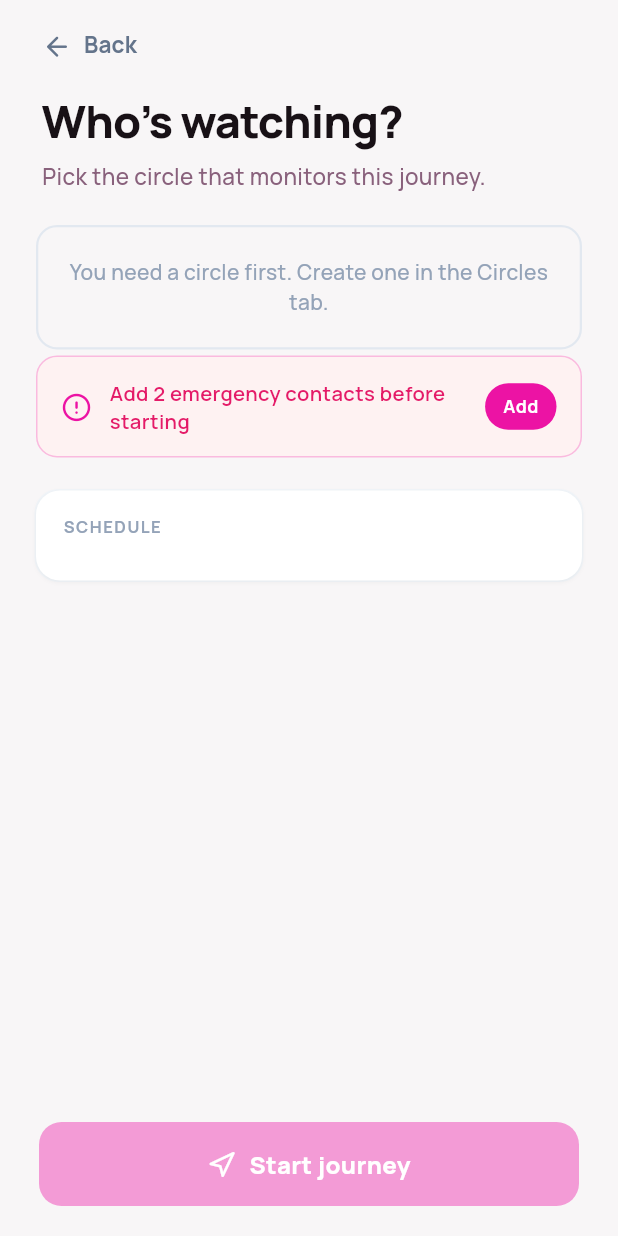
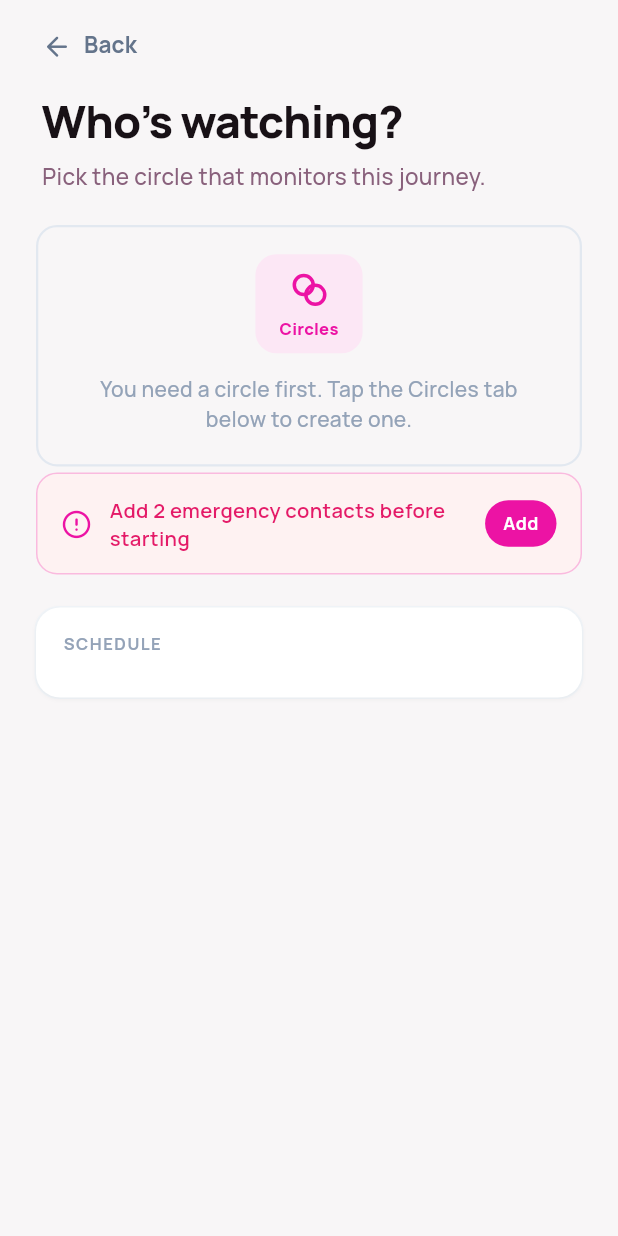
Before and after one commit to Anacgaraujo/safecircle26, a Flutter app: the PickCircleStep widget shown alone on an empty page, opened directly with empty values, on a phone screen of 412 x 824 dp. Run offline on Flutter 3.47's test engine with Material 3 defaults, Android fonts, the phone set to English and light mode, and no system bars; our stand-ins replace battery_plus, cloud_firestore, firebase_auth, firebase_core, flutter_contacts, flutter_local_notifications and 12 more; missing offline and left inert: dart:js_interop, flutter_background_service; accounts and stored records are empty; generated files the repository leaves out were written again.

Commit message:
Show the tab bar when a journey has no circle to watch it
The journey flow is pushed over the main shell, so its "create a circle
first" message pointed at a Circles tab the user couldn't see. When the
user has no circle, the pick-circle step now shows the app's tab bar
(instead of the disabled Start button) with a "Create your first circle"
coachmark, and the message shows the Circles tab icon. Tapping a tab
closes the flow and opens that tab, via a shared mainTabProvider.

Co-Authored-By: Claude Opus 5.5 <noreply@anthropic.com>

```diff
--- a/lib/app/main_shell.dart
+++ b/lib/app/main_shell.dart
@@ -31,11 +31,12 @@ class MainShell extends ConsumerStatefulWidget {
 }
 
 class _MainShellState extends ConsumerState<MainShell> with WidgetsBindingObserver {
-  ScTab tab = ScTab.home;
   late bool _mapHome = ref.read(sessionProvider).mapHome;
 
   List<Journey> _watched = const [];
   List<SafetyAlert> _incoming = const [];
+
+  void _select(ScTab t) => ref.read(mainTabProvider.notifier).select(t);
 
   void _toggleHome() {
     setState(() => _mapHome = !_mapHome);
@@ -100,19 +101,20 @@ class _MainShellState extends ConsumerState<MainShell> with WidgetsBindingObserv
 
   @override
   Widget build(BuildContext context) {
+    final tab = ref.watch(mainTabProvider);
     final Widget body = switch (tab) {
       ScTab.home => _mapHome
           ? MapHomeScreen(
-              onGoCircles: () => setState(() => tab = ScTab.circles),
+              onGoCircles: () => _select(ScTab.circles),
               onToggleHome: _toggleHome,
             )
           : HomeScreen(
-              onGoCircles: () => setState(() => tab = ScTab.circles),
+              onGoCircles: () => _select(ScTab.circles),
               onToggleHome: _toggleHome,
             ),
       ScTab.circles => const CirclesScreen(),
       ScTab.emergency => const EmergencyScreen(),
-      ScTab.profile => ProfileScreen(onGoCircles: () => setState(() => tab = ScTab.circles)),
+      ScTab.profile => ProfileScreen(onGoCircles: () => _select(ScTab.circles)),
     };
 
     final circles = ref.watch(myCirclesProvider).value;
@@ -122,7 +124,7 @@ class _MainShellState extends ConsumerState<MainShell> with WidgetsBindingObserv
       body: SafeArea(bottom: false, child: body),
       bottomNavigationBar: ScBottomNav(
         active: tab,
-        onTab: (t) => setState(() => tab = t),
+        onTab: _select,
         onFab: () => Navigator.of(context).push(
           MaterialPageRoute(builder: (_) => const JourneyFlow()),
         ),
--- a/lib/features/journeys/presentation/journey_flow/pick_circle_step.dart
+++ b/lib/features/journeys/presentation/journey_flow/pick_circle_step.dart
@@ -5,6 +5,7 @@ import 'package:safecircle/core/session/session.dart';
 import 'package:safecircle/core/theme/sc_theme.dart';
 import 'package:safecircle/core/widgets/async_view.dart';
 import 'package:safecircle/core/widgets/feather_icons.dart';
+import 'package:safecircle/core/widgets/sc_bottom_nav.dart';
 import 'package:safecircle/core/widgets/sc_widgets.dart';
 import 'package:safecircle/features/circles/data/circle_repository.dart';
 import 'package:safecircle/features/circles/domain/circle.dart';
@@ -71,19 +72,7 @@ class PickCircleStep extends ConsumerWidget {
                 ),
                 const SizedBox(height: 22),
                 if (noCircles)
-                  Container(
-                    padding: const EdgeInsets.all(20),
-                    alignment: Alignment.center,
-                    decoration: BoxDecoration(
-                      borderRadius: BorderRadius.circular(14),
-                      border: Border.all(color: ScColors.borderDefault, width: 1.5),
-                    ),
-                    child: Text(
-                      'You need a circle first. Create one in the Circles tab.',
-                      textAlign: TextAlign.center,
-                      style: ScText.sans(size: 14, weight: FontWeight.w500, color: ScColors.textMuted),
-                    ),
-                  )
+                  const _NoCircleNotice()
                 else
                   for (final c in circles) ...[
                     _CircleChoice(
@@ -185,6 +174,8 @@ class PickCircleStep extends ConsumerWidget {
             ),
           ),
         ),
+        // With no circle, JourneyFlow shows the tab bar here instead.
+        if (!noCircles)
           Padding(
             padding: const EdgeInsets.fromLTRB(26, 8, 26, 20),
             child: ScButton(
@@ -196,6 +187,46 @@ class PickCircleStep extends ConsumerWidget {
             ),
           ),
       ],
+    );
+  }
+}
+
+/// Tells the user to create a circle, showing the Circles tab as it appears
+/// in the tab bar below so it's obvious where to go.
+class _NoCircleNotice extends StatelessWidget {
+  const _NoCircleNotice();
+
+  @override
+  Widget build(BuildContext context) {
+    return Container(
+      padding: const EdgeInsets.fromLTRB(20, 18, 20, 20),
+      decoration: BoxDecoration(
+        borderRadius: BorderRadius.circular(14),
+        border: Border.all(color: ScColors.borderDefault, width: 1.5),
+      ),
+      child: Column(
+        children: [
+          Container(
+            padding: const EdgeInsets.fromLTRB(16, 10, 16, 8),
+            decoration: BoxDecoration(color: ScColors.brandTint, borderRadius: BorderRadius.circular(14)),
+            child: Column(
+              mainAxisSize: MainAxisSize.min,
+              children: [
+                const CirclesIcon(size: 28, color: ScColors.brand),
+                const SizedBox(height: 4),
+                Text('Circles',
+                    style: ScText.sans(size: 11, weight: FontWeight.w800, color: ScColors.brand, spacing: .2)),
+              ],
+            ),
+          ),
+          const SizedBox(height: 14),
+          Text(
+            'You need a circle first. Tap the Circles tab below to create one.',
+            textAlign: TextAlign.center,
+            style: ScText.sans(size: 14, weight: FontWeight.w500, color: ScColors.textMuted),
+          ),
+        ],
+      ),
     );
   }
 }
```
Also changed, not shown: lib/core/widgets/sc_bottom_nav.dart (+12 -0 lines), lib/features/journeys/presentation/journey_flow_screen.dart (+20 -0 lines), 1 other file. Lines whose indentation alone changed are shown as unchanged.
